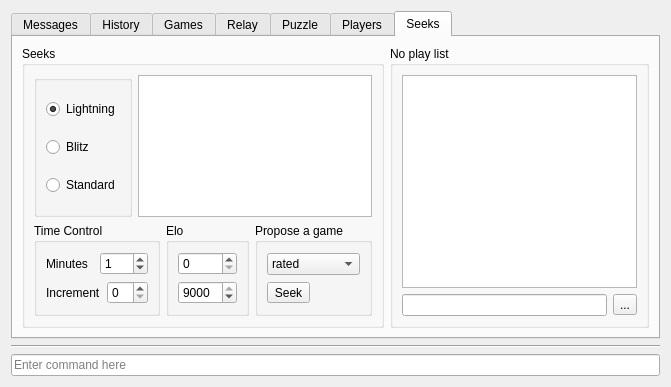
Old version of the form src/gui/ficsconsole.ui in the repository madnight/chessx.
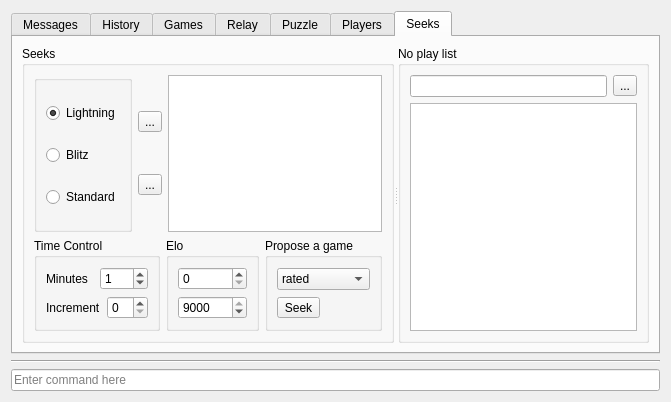
New version of the form. The open tabs and pages were chosen to show the change. Icons and pictures are not drawn.

Commit message: New feature: FICS - Filter computers and unrated users

```diff
--- a/src/gui/ficsconsole.ui
+++ b/src/gui/ficsconsole.ui
@@ -7,7 +7,7 @@
     <x>0</x>
     <y>0</y>
     <width>671</width>
-    <height>387</height>
+    <height>402</height>
    </rect>
   </property>
   <property name="windowTitle">
@@ -352,8 +352,13 @@
       </attribute>
       <layout class="QVBoxLayout" name="verticalLayout_8">
        <item>
-        <layout class="QHBoxLayout" name="horizontalLayout_6">
-         <item>
+        <widget class="QSplitter" name="splitter">
+         <property name="orientation">
+          <enum>Qt::Horizontal</enum>
+         </property>
+         <property name="handleWidth">
+          <number>4</number>
+         </property>
           <widget class="QGroupBox" name="groupBoxSeek">
            <property name="title">
             <string>Seeks</string>
@@ -409,6 +414,44 @@
                 </layout>
                </widget>
               </item>
+             <item>
+              <layout class="QVBoxLayout" name="verticalLayout_10">
+               <item>
+                <widget class="QToolButton" name="ratedOnly">
+                 <property name="toolTip">
+                  <string>Rated only</string>
+                 </property>
+                 <property name="text">
+                  <string>...</string>
+                 </property>
+                 <property name="icon">
+                  <iconset resource="../../resources.qrc">
+                   <normaloff>:/rating.png</normaloff>:/rating.png</iconset>
+                 </property>
+                 <property name="checkable">
+                  <bool>true</bool>
+                 </property>
+                </widget>
+               </item>
+               <item>
+                <widget class="QToolButton" name="disableComputer">
+                 <property name="toolTip">
+                  <string>Human only</string>
+                 </property>
+                 <property name="text">
+                  <string>...</string>
+                 </property>
+                 <property name="icon">
+                  <iconset resource="../../resources.qrc">
+                   <normaloff>:/computer.png</normaloff>:/computer.png</iconset>
+                 </property>
+                 <property name="checkable">
+                  <bool>true</bool>
+                 </property>
+                </widget>
+               </item>
+              </layout>
+             </item>
               <item>
                <widget class="QListWidget" name="listSeeks">
                 <property name="contextMenuPolicy">
@@ -533,9 +576,7 @@
             </item>
            </layout>
           </widget>
-         </item>
-         <item>
-          <widget class="QGroupBox" name="groupBox_5">
+         <widget class="QGroupBox" name="groupBoxNoPlay">
            <property name="sizePolicy">
             <sizepolicy hsizetype="Preferred" vsizetype="Preferred">
              <horstretch>0</horstretch>
@@ -546,9 +587,6 @@
             <string>No play list</string>
            </property>
            <layout class="QVBoxLayout" name="verticalLayout_13">
-            <item>
-             <widget class="QListWidget" name="listNoPlay"/>
-            </item>
             <item>
              <layout class="QHBoxLayout" name="layout_noplay">
               <item>
@@ -567,10 +605,12 @@
               </item>
              </layout>
             </item>
-           </layout>
-          </widget>
-         </item>
-        </layout>
+           <item>
+            <widget class="QListWidget" name="listNoPlay"/>
+           </item>
+          </layout>
+         </widget>
+        </widget>
        </item>
       </layout>
      </widget>
```
Left out of the diff: 4 changed lines with no effect on the pictures. Lines whose indentation alone changed are shown as unchanged. The commit also changes 4 other files.
